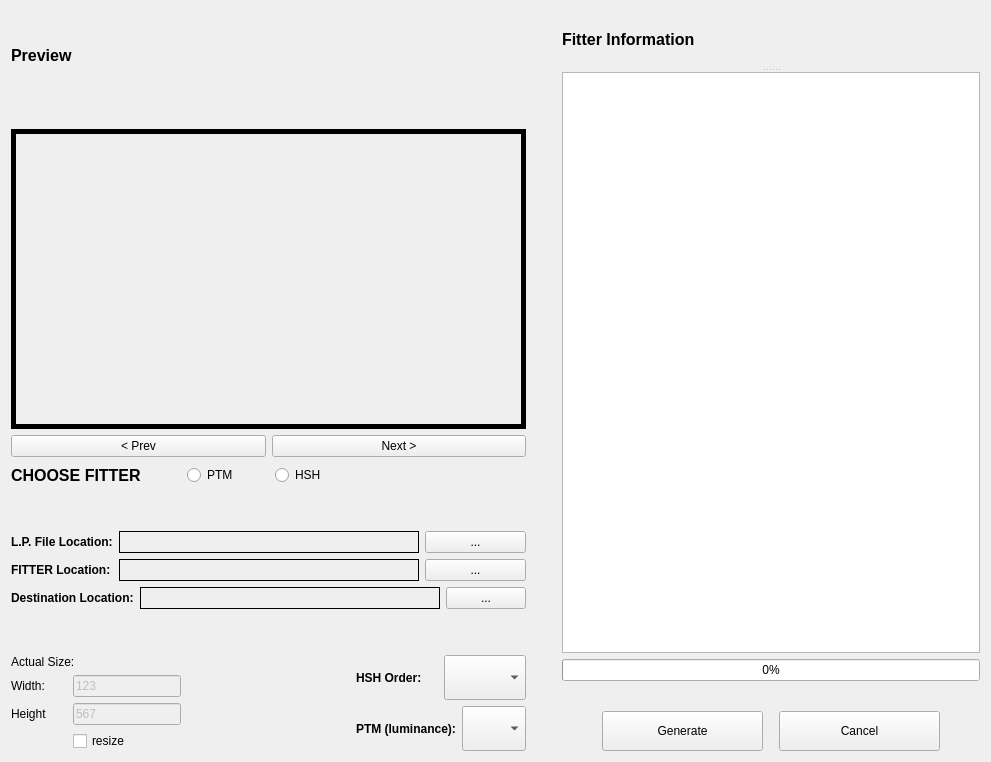
Super-SaiyanSandwich/ECMM427, file RTIe/RTIe_builder/fitter_Widget.ui: the form before one commit.
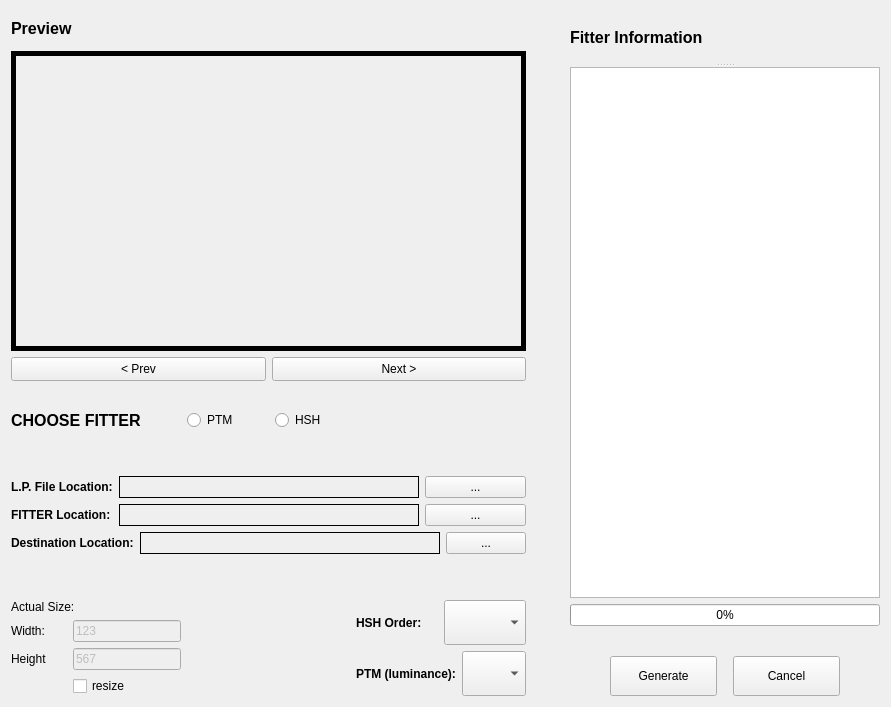
The form after the commit.

What changed in the file:
```diff
--- a/RTIe/RTIe_builder/fitter_Widget.ui
+++ b/RTIe/RTIe_builder/fitter_Widget.ui
@@ -6,10 +6,16 @@
    <rect>
     <x>0</x>
     <y>0</y>
-    <width>991</width>
-    <height>762</height>
+    <width>891</width>
+    <height>707</height>
    </rect>
   </property>
+  <property name="sizePolicy">
+   <sizepolicy hsizetype="MinimumExpanding" vsizetype="Maximum">
+    <horstretch>0</horstretch>
+    <verstretch>0</verstretch>
+   </sizepolicy>
+  </property>
   <property name="minimumSize">
    <size>
     <width>891</width>
@@ -19,15 +25,20 @@
   <property name="windowTitle">
    <string>Form</string>
   </property>
+  <layout class="QHBoxLayout" name="horizontalLayout_2">
+   <item>
+    <layout class="QGridLayout" name="gridLayout">
+     <item row="0" column="0">
   <layout class="QVBoxLayout" name="verticalLayout">
    <item>
-    <layout class="QHBoxLayout" name="horizontalLayout_5">
-     <item>
-      <layout class="QVBoxLayout" name="verticalLayout_18">
+        <layout class="QHBoxLayout" name="horizontalLayout">
+         <property name="sizeConstraint">
+          <enum>QLayout::SetFixedSize</enum>
+         </property>
        <item>
         <widget class="QLabel" name="label_19">
          <property name="sizePolicy">
-          <sizepolicy hsizetype="MinimumExpanding" vsizetype="MinimumExpanding">
+            <sizepolicy hsizetype="Preferred" vsizetype="Preferred">
            <horstretch>0</horstretch>
            <verstretch>0</verstretch>
           </sizepolicy>
@@ -50,6 +61,12 @@
        </item>
        <item>
         <widget class="QLabel" name="image_Name">
+           <property name="sizePolicy">
+            <sizepolicy hsizetype="MinimumExpanding" vsizetype="MinimumExpanding">
+             <horstretch>0</horstretch>
+             <verstretch>0</verstretch>
+            </sizepolicy>
+           </property>
          <property name="font">
           <font>
            <pointsize>12</pointsize>
@@ -65,11 +82,13 @@
           <set>Qt::AlignCenter</set>
          </property>
         </widget>
+         </item>
+        </layout>
        </item>
        <item>
         <widget class="QLabel" name="image_Label">
          <property name="sizePolicy">
-          <sizepolicy hsizetype="Expanding" vsizetype="Expanding">
+          <sizepolicy hsizetype="MinimumExpanding" vsizetype="Maximum">
            <horstretch>0</horstretch>
            <verstretch>0</verstretch>
           </sizepolicy>
@@ -82,8 +101,8 @@
          </property>
          <property name="maximumSize">
           <size>
-           <width>600</width>
-           <height>600</height>
+           <width>1000</width>
+           <height>1000</height>
           </size>
          </property>
          <property name="frameShape">
@@ -106,10 +125,214 @@
          </property>
         </widget>
        </item>
+      </layout>
+     </item>
+     <item row="0" column="1">
+      <spacer name="horizontalSpacer_8">
+       <property name="orientation">
+        <enum>Qt::Horizontal</enum>
+       </property>
+       <property name="sizeType">
+        <enum>QSizePolicy::Minimum</enum>
+       </property>
+       <property name="sizeHint" stdset="0">
+        <size>
+         <width>38</width>
+         <height>20</height>
+        </size>
+       </property>
+      </spacer>
+     </item>
+     <item row="0" column="2" rowspan="2">
+      <layout class="QVBoxLayout" name="verticalLayout_21">
+       <property name="sizeConstraint">
+        <enum>QLayout::SetMaximumSize</enum>
+       </property>
        <item>
+        <widget class="QSplitter" name="splitter_3">
+         <property name="sizePolicy">
+          <sizepolicy hsizetype="MinimumExpanding" vsizetype="MinimumExpanding">
+           <horstretch>0</horstretch>
+           <verstretch>0</verstretch>
+          </sizepolicy>
+         </property>
+         <property name="orientation">
+          <enum>Qt::Vertical</enum>
+         </property>
+         <widget class="QLabel" name="label_33">
+          <property name="sizePolicy">
+           <sizepolicy hsizetype="MinimumExpanding" vsizetype="MinimumExpanding">
+            <horstretch>0</horstretch>
+            <verstretch>0</verstretch>
+           </sizepolicy>
+          </property>
+          <property name="font">
+           <font>
+            <pointsize>12</pointsize>
+            <weight>75</weight>
+            <bold>true</bold>
+           </font>
+          </property>
+          <property name="text">
+           <string>Fitter Information</string>
+          </property>
+         </widget>
+         <widget class="QTextBrowser" name="fitter_Info">
+          <property name="sizePolicy">
+           <sizepolicy hsizetype="MinimumExpanding" vsizetype="Maximum">
+            <horstretch>0</horstretch>
+            <verstretch>0</verstretch>
+           </sizepolicy>
+          </property>
+          <property name="minimumSize">
+           <size>
+            <width>300</width>
+            <height>500</height>
+           </size>
+          </property>
+          <property name="maximumSize">
+           <size>
+            <width>1000</width>
+            <height>16777215</height>
+           </size>
+          </property>
+          <property name="html">
+           <string>&lt;!DOCTYPE HTML PUBLIC &quot;-//W3C//DTD HTML 4.0//EN&quot; &quot;http://www.w3.org/TR/REC-html40/strict.dtd&quot;&gt;
+&lt;html&gt;&lt;head&gt;&lt;meta name=&quot;qrichtext&quot; content=&quot;1&quot; /&gt;&lt;style type=&quot;text/css&quot;&gt;
+p, li { white-space: pre-wrap; }
+&lt;/style&gt;&lt;/head&gt;&lt;body style=&quot; font-family:'MS Shell Dlg 2'; font-size:8.25pt; font-weight:400; font-style:normal;&quot;&gt;
+&lt;p style=&quot;-qt-paragraph-type:empty; margin-top:0px; margin-bottom:0px; margin-left:0px; margin-right:0px; -qt-block-indent:0; text-indent:0px; font-size:7.8pt;&quot;&gt;&lt;br /&gt;&lt;/p&gt;&lt;/body&gt;&lt;/html&gt;</string>
+          </property>
+         </widget>
+        </widget>
+       </item>
+       <item>
+        <widget class="QProgressBar" name="progress_Bar">
+         <property name="value">
+          <number>0</number>
+         </property>
+        </widget>
+       </item>
+       <item>
+        <widget class="QLabel" name="status">
+         <property name="font">
+          <font>
+           <pointsize>12</pointsize>
+           <weight>75</weight>
+           <italic>true</italic>
+           <bold>true</bold>
+          </font>
+         </property>
+         <property name="text">
+          <string/>
+         </property>
+         <property name="alignment">
+          <set>Qt::AlignCenter</set>
+         </property>
+        </widget>
+       </item>
+       <item>
+        <layout class="QHBoxLayout" name="generate_and_cancel">
+         <item>
+          <spacer name="horizontalSpacer_9">
+           <property name="orientation">
+            <enum>Qt::Horizontal</enum>
+           </property>
+           <property name="sizeType">
+            <enum>QSizePolicy::Minimum</enum>
+           </property>
+           <property name="sizeHint" stdset="0">
+            <size>
+             <width>40</width>
+             <height>20</height>
+            </size>
+           </property>
+          </spacer>
+         </item>
+         <item>
+          <widget class="QPushButton" name="generate_Btn">
+           <property name="sizePolicy">
+            <sizepolicy hsizetype="MinimumExpanding" vsizetype="MinimumExpanding">
+             <horstretch>0</horstretch>
+             <verstretch>0</verstretch>
+            </sizepolicy>
+           </property>
+           <property name="maximumSize">
+            <size>
+             <width>16777215</width>
+             <height>40</height>
+            </size>
+           </property>
+           <property name="text">
+            <string>Generate</string>
+           </property>
+          </widget>
+         </item>
+         <item>
+          <spacer name="horizontalSpacer_10">
+           <property name="orientation">
+            <enum>Qt::Horizontal</enum>
+           </property>
+           <property name="sizeType">
+            <enum>QSizePolicy::Minimum</enum>
+           </property>
+           <property name="sizeHint" stdset="0">
+            <size>
+             <width>10</width>
+             <height>20</height>
+            </size>
+           </property>
+          </spacer>
+         </item>
+         <item>
+          <widget class="QPushButton" name="cancel_fitter_Btn">
+           <property name="enabled">
+            <bool>true</bool>
+           </property>
+           <property name="sizePolicy">
+            <sizepolicy hsizetype="MinimumExpanding" vsizetype="MinimumExpanding">
+             <horstretch>0</horstretch>
+             <verstretch>0</verstretch>
+            </sizepolicy>
+           </property>
+           <property name="maximumSize">
+            <size>
+             <width>16777215</width>
+             <height>40</height>
+            </size>
+           </property>
+           <property name="text">
+            <string>Cancel</string>
+           </property>
+          </widget>
+         </item>
+         <item>
+          <spacer name="horizontalSpacer_11">
+           <property name="orientation">
+            <enum>Qt::Horizontal</enum>
+           </property>
+           <property name="sizeType">
+            <enum>QSizePolicy::Minimum</enum>
+           </property>
+           <property name="sizeHint" stdset="0">
+            <size>
+             <width>40</width>
+             <height>20</height>
+            </size>
+           </property>
+          </spacer>
+         </item>
+        </layout>
+       </item>
+      </layout>
+     </item>
+     <item row="1" column="0">
         <layout class="QVBoxLayout" name="verticalLayout_19">
          <item>
           <layout class="QHBoxLayout" name="cycle_Layout">
+         <property name="sizeConstraint">
+          <enum>QLayout::SetDefaultConstraint</enum>
+         </property>
            <item>
             <widget class="QPushButton" name="previous_Image_Btn">
              <property name="sizePolicy">
@@ -986,207 +1209,6 @@
               </layout>
              </item>
             </layout>
-           </item>
-          </layout>
-         </item>
-        </layout>
-       </item>
-      </layout>
-     </item>
-     <item>
-      <spacer name="horizontalSpacer_8">
-       <property name="orientation">
-        <enum>Qt::Horizontal</enum>
-       </property>
-       <property name="sizeType">
-        <enum>QSizePolicy::Minimum</enum>
-       </property>
-       <property name="sizeHint" stdset="0">
-        <size>
-         <width>30</width>
-         <height>20</height>
-        </size>
-       </property>
-      </spacer>
-     </item>
-     <item>
-      <layout class="QVBoxLayout" name="verticalLayout_21">
-       <property name="sizeConstraint">
-        <enum>QLayout::SetMaximumSize</enum>
-       </property>
-       <item>
-        <widget class="QSplitter" name="splitter_3">
-         <property name="sizePolicy">
-          <sizepolicy hsizetype="MinimumExpanding" vsizetype="MinimumExpanding">
-           <horstretch>0</horstretch>
-           <verstretch>0</verstretch>
-          </sizepolicy>
-         </property>
-         <property name="orientation">
-          <enum>Qt::Vertical</enum>
-         </property>
-         <widget class="QLabel" name="label_33">
-          <property name="sizePolicy">
-           <sizepolicy hsizetype="MinimumExpanding" vsizetype="MinimumExpanding">
-            <horstretch>0</horstretch>
-            <verstretch>0</verstretch>
-           </sizepolicy>
-          </property>
-          <property name="font">
-           <font>
-            <pointsize>12</pointsize>
-            <weight>75</weight>
-            <bold>true</bold>
-           </font>
-          </property>
-          <property name="text">
-           <string>Fitter Information</string>
-          </property>
-         </widget>
-         <widget class="QTextBrowser" name="fitter_Info">
-          <property name="sizePolicy">
-           <sizepolicy hsizetype="MinimumExpanding" vsizetype="Maximum">
-            <horstretch>0</horstretch>
-            <verstretch>0</verstretch>
-           </sizepolicy>
-          </property>
-          <property name="minimumSize">
-           <size>
-            <width>300</width>
-            <height>500</height>
-           </size>
-          </property>
-          <property name="maximumSize">
-           <size>
-            <width>600</width>
-            <height>16777215</height>
-           </size>
-          </property>
-          <property name="html">
-           <string>&lt;!DOCTYPE HTML PUBLIC &quot;-//W3C//DTD HTML 4.0//EN&quot; &quot;http://www.w3.org/TR/REC-html40/strict.dtd&quot;&gt;
-&lt;html&gt;&lt;head&gt;&lt;meta name=&quot;qrichtext&quot; content=&quot;1&quot; /&gt;&lt;style type=&quot;text/css&quot;&gt;
-p, li { white-space: pre-wrap; }
-&lt;/style&gt;&lt;/head&gt;&lt;body style=&quot; font-family:'Ubuntu'; font-size:11pt; font-weight:400; font-style:normal;&quot;&gt;
-&lt;p style=&quot;-qt-paragraph-type:empty; margin-top:0px; margin-bottom:0px; margin-left:0px; margin-right:0px; -qt-block-indent:0; text-indent:0px; font-family:'MS Shell Dlg 2'; font-size:7.8pt;&quot;&gt;&lt;br /&gt;&lt;/p&gt;&lt;/body&gt;&lt;/html&gt;</string>
-          </property>
-         </widget>
-        </widget>
-       </item>
-       <item>
-        <widget class="QProgressBar" name="progress_Bar">
-         <property name="value">
-          <number>0</number>
-         </property>
-        </widget>
-       </item>
-       <item>
-        <widget class="QLabel" name="status">
-         <property name="font">
-          <font>
-           <pointsize>12</pointsize>
-           <weight>75</weight>
-           <italic>true</italic>
-           <bold>true</bold>
-          </font>
-         </property>
-         <property name="text">
-          <string/>
-         </property>
-         <property name="alignment">
-          <set>Qt::AlignCenter</set>
-         </property>
-        </widget>
-       </item>
-       <item>
-        <layout class="QHBoxLayout" name="generate_and_cancel">
-         <item>
-          <spacer name="horizontalSpacer_9">
-           <property name="orientation">
-            <enum>Qt::Horizontal</enum>
-           </property>
-           <property name="sizeType">
-            <enum>QSizePolicy::Minimum</enum>
-           </property>
-           <property name="sizeHint" stdset="0">
-            <size>
-             <width>40</width>
-             <height>20</height>
-            </size>
-           </property>
-          </spacer>
-         </item>
-         <item>
-          <widget class="QPushButton" name="generate_Btn">
-           <property name="sizePolicy">
-            <sizepolicy hsizetype="MinimumExpanding" vsizetype="MinimumExpanding">
-             <horstretch>0</horstretch>
-             <verstretch>0</verstretch>
-            </sizepolicy>
-           </property>
-           <property name="maximumSize">
-            <size>
-             <width>16777215</width>
-             <height>40</height>
-            </size>
-           </property>
-           <property name="text">
-            <string>Generate</string>
-           </property>
-          </widget>
-         </item>
-         <item>
-          <spacer name="horizontalSpacer_10">
-           <property name="orientation">
-            <enum>Qt::Horizontal</enum>
-           </property>
-           <property name="sizeType">
-            <enum>QSizePolicy::Minimum</enum>
-           </property>
-           <property name="sizeHint" stdset="0">
-            <size>
-             <width>10</width>
-             <height>20</height>
-            </size>
-           </property>
-          </spacer>
-         </item>
-         <item>
-          <widget class="QPushButton" name="cancel_fitter_Btn">
-           <property name="enabled">
-            <bool>true</bool>
-           </property>
-           <property name="sizePolicy">
-            <sizepolicy hsizetype="MinimumExpanding" vsizetype="MinimumExpanding">
-             <horstretch>0</horstretch>
-             <verstretch>0</verstretch>
-            </sizepolicy>
-           </property>
-           <property name="maximumSize">
-            <size>
-             <width>16777215</width>
-             <height>40</height>
-            </size>
-           </property>
-           <property name="text">
-            <string>Cancel</string>
-           </property>
-          </widget>
-         </item>
-         <item>
-          <spacer name="horizontalSpacer_11">
-           <property name="orientation">
-            <enum>Qt::Horizontal</enum>
-           </property>
-           <property name="sizeType">
-            <enum>QSizePolicy::Minimum</enum>
-           </property>
-           <property name="sizeHint" stdset="0">
-            <size>
-             <width>40</width>
-             <height>20</height>
-            </size>
-           </property>
-          </spacer>
          </item>
         </layout>
        </item>
```
Left out of the diff: 10 changed lines with no effect on the pictures. Lines whose indentation alone changed are shown as unchanged.
